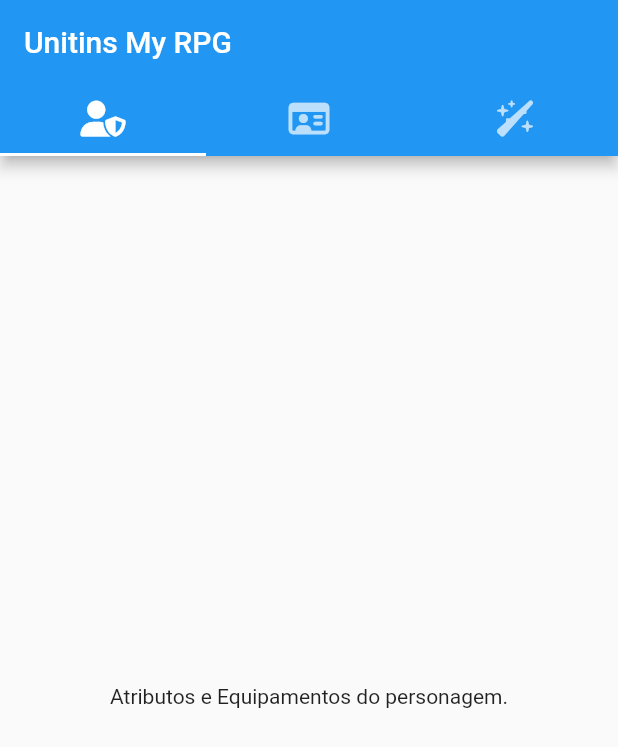
After one commit to BrayanMota/Unitins-MyRPG, a Flutter app: the screen it shows after launch, on a phone screen of 412 x 824 dp. The commit adds this screen. Shown: the top 747 px of the screen. Run offline on Flutter 3.47's test engine with Material 2 defaults, Android fonts, the phone set to English and light mode, and no system bars; our stand-ins replace font_awesome_flutter.

Commit message:
Definindo as tabs da ficha do personagem.

```diff
--- a/lib/home_page.dart
+++ b/lib/home_page.dart
@@ -1,7 +1,8 @@
 import 'package:flutter/material.dart';
 import 'package:my_rpg/user/components/character_tab.dart';
-import 'package:my_rpg/user/components/items_list_tab.dart';
+import 'package:my_rpg/user/components/character_attributes_tab.dart';
 import 'package:my_rpg/user/components/skills_list_tab.dart';
+import 'package:font_awesome_flutter/font_awesome_flutter.dart';
 
 class HomePage extends StatefulWidget {
   const HomePage({Key? key}) : super(key: key);
@@ -22,21 +23,21 @@ class _HomePageState extends State<HomePage> {
           bottom: const TabBar(
             tabs: <Widget>[
               Tab(
-                icon: Icon(Icons.emoji_people),
+                icon: FaIcon(FontAwesomeIcons.userShield),
               ),
               Tab(
-                icon: Icon(Icons.flash_on),
+                icon: FaIcon(FontAwesomeIcons.idCard),
               ),
               Tab(
-                icon: Icon(Icons.shield),
+                icon: FaIcon(FontAwesomeIcons.wandSparkles),
               ),
             ],
           ),
         ),
         body: const TabBarView(
           children: <Widget>[
+            CharacterAttributesTab(),
             CharacterTab(),
-            SkillsListTab(),
             ItemsListTab(),
           ],
         ),
--- /dev/null
+++ b/lib/user/components/character_attributes_tab.dart
@@ -0,0 +1,17 @@
+import 'package:flutter/material.dart';
+
+class CharacterAttributesTab extends StatefulWidget {
+  const CharacterAttributesTab({Key? key}) : super(key: key);
+
+  @override
+  State<CharacterAttributesTab> createState() => _CharacterAttributesTabState();
+}
+
+class _CharacterAttributesTabState extends State<CharacterAttributesTab> {
+  @override
+  Widget build(BuildContext context) {
+    return const Center(
+      child: Text("Atributos e Equipamentos do personagem."),
+    );
+  }
+}
--- a/lib/user/components/character_tab.dart
+++ b/lib/user/components/character_tab.dart
@@ -11,7 +11,7 @@ class _CharacterTabState extends State<CharacterTab> {
   @override
   Widget build(BuildContext context) {
     return const Center(
-      child: Text("Descrição do personagem."),
+      child: Text("Características do personagem."),
     );
   }
 }
--- a/pubspec.yaml
+++ b/pubspec.yaml
@@ -34,6 +34,7 @@ dependencies:
   # The following adds the Cupertino Icons font to your application.
   # Use with the CupertinoIcons class for iOS style icons.
   cupertino_icons: ^1.0.2
+  font_awesome_flutter: ^10.1.0
 
 dev_dependencies:
   flutter_test:
```
Also changed, not shown: lib/user/components/items_list_tab.dart (deleted, +0 -17 lines), lib/user/components/skills_list_tab.dart (+5 -5 lines), pubspec.lock.
